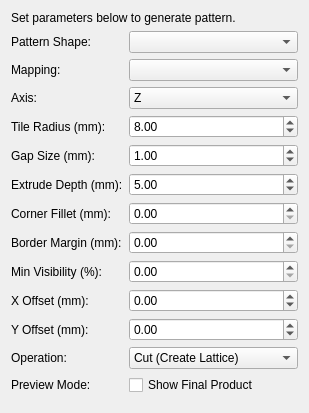
This is freecad/twistextrude/resources/ui/twist_panel.ui in saltchicken/TwistExtrudeAddon as Qt 5 draws it before an edit. The edited form follows.
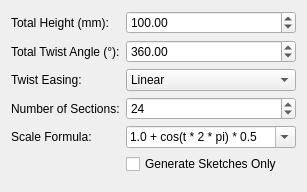
This is the edited form.

```diff
--- a/freecad/twistextrude/resources/ui/twist_panel.ui
+++ b/freecad/twistextrude/resources/ui/twist_panel.ui
@@ -3,56 +3,33 @@
  <class>TaskPanel</class>
  <widget class="QWidget" name="TaskPanel">
   <layout class="QVBoxLayout">
-   <item><widget class="QLabel" name="instruction"><property name="text"><string>Set parameters below to generate pattern.</string></property></widget></item>
    <item>
     <layout class="QFormLayout">
-     <item row="0" column="0"><widget class="QLabel"><property name="text"><string>Pattern Shape:</string></property></widget></item>
-     <item row="0" column="1">
-      <widget class="QComboBox" name="pattern_combo">
-      </widget>
-     </item>
-     <item row="1" column="0"><widget class="QLabel"><property name="text"><string>Mapping:</string></property></widget></item>
-     <item row="1" column="1">
-      <widget class="QComboBox" name="mapping_combo">
-      </widget>
-     </item>
-     <item row="2" column="0"><widget class="QLabel"><property name="text"><string>Axis:</string></property></widget></item>
+     <item row="0" column="0"><widget class="QLabel"><property name="text"><string>Total Height (mm):</string></property></widget></item>
+     <item row="0" column="1"><widget class="QDoubleSpinBox" name="height_spin"><property name="maximum"><double>10000.0</double></property><property name="value"><double>100.0</double></property></widget></item>
+     <item row="1" column="0"><widget class="QLabel"><property name="text"><string>Total Twist Angle (°):</string></property></widget></item>
+     <item row="1" column="1"><widget class="QDoubleSpinBox" name="angle_spin"><property name="minimum"><double>-3600.0</double></property><property name="maximum"><double>3600.0</double></property><property name="value"><double>360.0</double></property></widget></item>
+     <item row="2" column="0"><widget class="QLabel"><property name="text"><string>Twist Easing:</string></property></widget></item>
      <item row="2" column="1">
-      <widget class="QComboBox" name="axis_combo">
-       <item><property name="text"><string>Z</string></property></item>
-       <item><property name="text"><string>X</string></property></item>
-       <item><property name="text"><string>Y</string></property></item>
+      <widget class="QComboBox" name="easing_combo">
+       <item><property name="text"><string>Linear</string></property></item>
+       <item><property name="text"><string>Ease In (Quad)</string></property></item>
+       <item><property name="text"><string>Ease Out (Quad)</string></property></item>
+       <item><property name="text"><string>Ease In-Out (Smoothstep)</string></property></item>
+       <item><property name="text"><string>Ease In-Out (Sine)</string></property></item>
       </widget>
      </item>
-     <item row="3" column="0"><widget class="QLabel"><property name="text"><string>Tile Radius (mm):</string></property></widget></item>
-     <item row="3" column="1"><widget class="QDoubleSpinBox" name="radius_spin"><property name="value"><double>8.0</double></property></widget></item>
-     <item row="4" column="0"><widget class="QLabel"><property name="text"><string>Gap Size (mm):</string></property></widget></item>
-     <item row="4" column="1"><widget class="QDoubleSpinBox" name="gap_spin"><property name="value"><double>1.0</double></property></widget></item>
-     <item row="5" column="0"><widget class="QLabel"><property name="text"><string>Extrude Depth (mm):</string></property></widget></item>
-     <item row="5" column="1"><widget class="QDoubleSpinBox" name="depth_spin"><property name="value"><double>5.0</double></property></widget></item>
-     <item row="6" column="0"><widget class="QLabel"><property name="text"><string>Corner Fillet (mm):</string></property></widget></item>
-     <item row="6" column="1"><widget class="QDoubleSpinBox" name="fillet_spin"><property name="value"><double>0.0</double></property></widget></item>
-     <item row="7" column="0"><widget class="QLabel"><property name="text"><string>Border Margin (mm):</string></property></widget></item>
-     <item row="7" column="1"><widget class="QDoubleSpinBox" name="border_spin"><property name="value"><double>0.0</double></property></widget></item>
-     <item row="8" column="0"><widget class="QLabel"><property name="text"><string>Min Visibility (%):</string></property></widget></item>
-     <item row="8" column="1"><widget class="QDoubleSpinBox" name="threshold_spin"><property name="value"><double>0.0</double></property></widget></item>
-     <item row="9" column="0"><widget class="QLabel"><property name="text"><string>X Offset (mm):</string></property></widget></item>
-     <item row="9" column="1"><widget class="QDoubleSpinBox" name="offset_x_spin"><property name="minimum"><double>-1000.0</double></property><property name="maximum"><double>1000.0</double></property></widget></item>
-     <item row="10" column="0"><widget class="QLabel"><property name="text"><string>Y Offset (mm):</string></property></widget></item>
-     <item row="10" column="1"><widget class="QDoubleSpinBox" name="offset_y_spin"><property name="minimum"><double>-1000.0</double></property><property name="maximum"><double>1000.0</double></property></widget></item>
-     <item row="11" column="0"><widget class="QLabel"><property name="text"><string>Operation:</string></property></widget></item>
-     <item row="11" column="1">
-      <widget class="QComboBox" name="operation_combo">
-       <item><property name="text"><string>Cut (Create Lattice)</string></property></item>
-       <item><property name="text"><string>Common (Create Panels)</string></property></item>
+     <item row="3" column="0"><widget class="QLabel"><property name="text"><string>Number of Sections:</string></property></widget></item>
+     <item row="3" column="1"><widget class="QSpinBox" name="sections_spin"><property name="minimum"><number>2</number></property><property name="maximum"><number>500</number></property><property name="value"><number>24</number></property></widget></item>
+     <item row="4" column="0"><widget class="QLabel"><property name="text"><string>Scale Formula:</string></property></widget></item>
+     <item row="4" column="1">
+      <widget class="QComboBox" name="equation_input">
+       <property name="editable"><bool>true</bool></property>
+       <item><property name="text"><string>1.0 + cos(t * 2 * pi) * 0.5</string></property></item>
+       <item><property name="text"><string>1.0</string></property></item>
       </widget>
      </item>
-     <item row="12" column="0"><widget class="QLabel"><property name="text"><string>Preview Mode:</string></property></widget></item>
-     <item row="12" column="1">
-      <widget class="QCheckBox" name="preview_toggle_check">
-       <property name="text"><string>Show Final Product</string></property>
-      </widget>
-     </item>
+     <item row="5" column="1"><widget class="QCheckBox" name="sketches_only_cb"><property name="text"><string>Generate Sketches Only</string></property></widget></item>
     </layout>
    </item>
    <item><spacer><property name="orientation"><enum>Qt::Vertical</enum></property></spacer></item>
```
